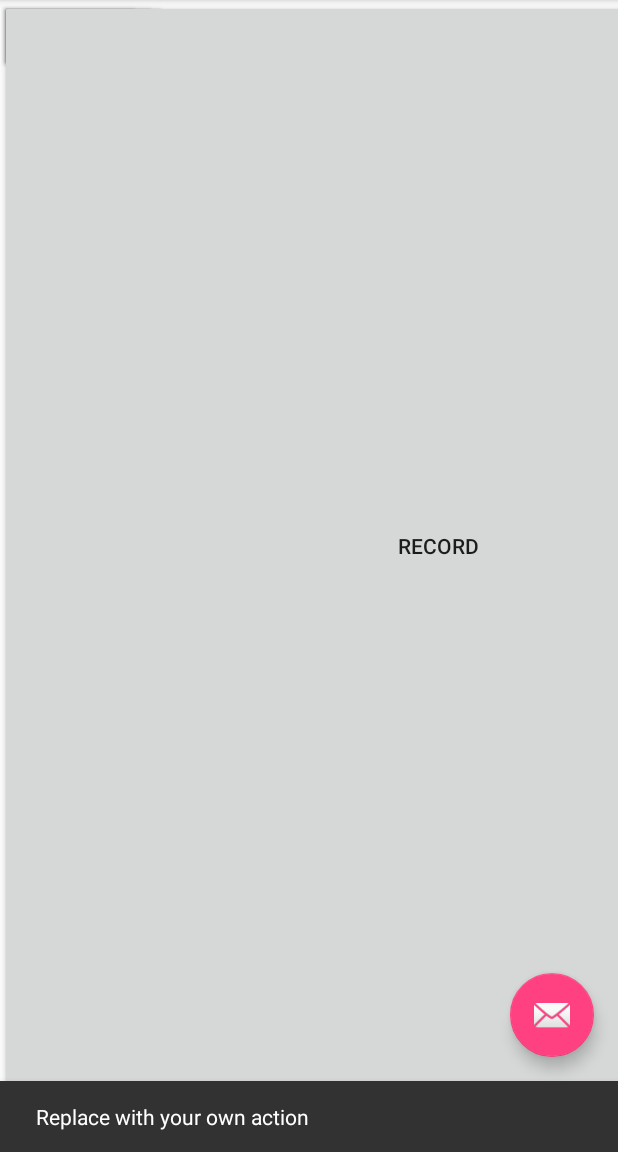
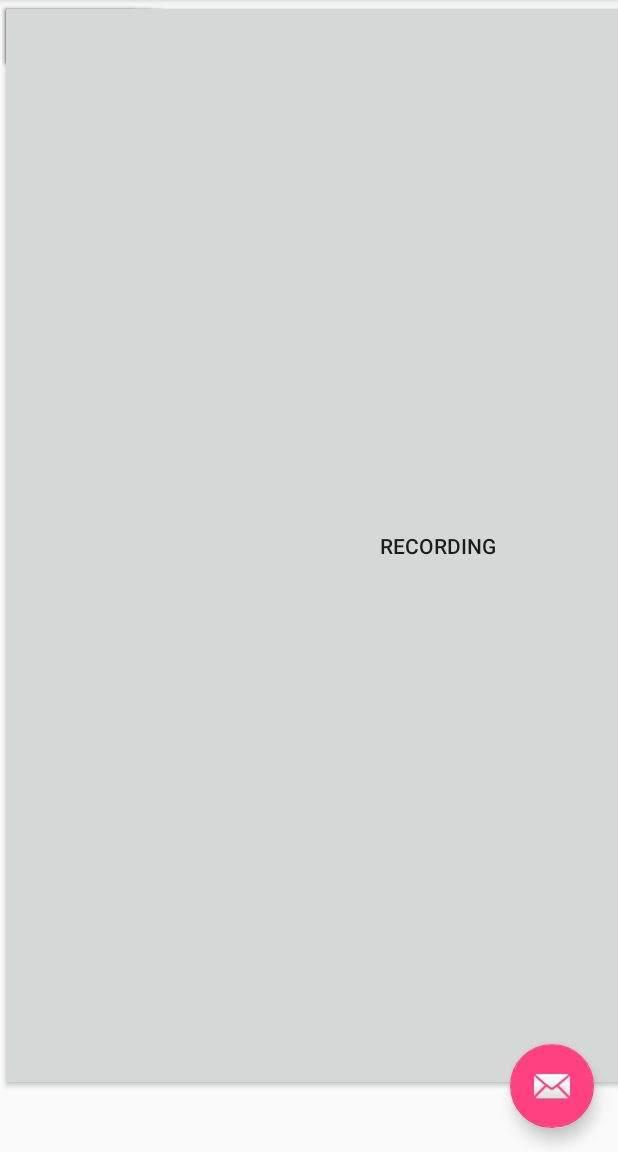
Before and after one commit to packocrayons/LooperPedal, an Android app: the screen it shows after launch (MainActivity), after a tap on "RESTART ALL", on a phone screen of 412 x 824 dp, the part 84-1236 px from its top. Run offline under Robolectric (Android 15) with nearby library versions, the phone set to English and light mode, and no system bars; 1 other tap on this screen came first.

```diff
--- a/app/src/main/AndroidManifest.xml
+++ b/app/src/main/AndroidManifest.xml
@@ -3,6 +3,7 @@
     package="com.example.brydon.looperpedal">
 
     <uses-permission android:name="android.permission.RECORD_AUDIO"/>
+    <uses-permission android:name="android.permission.WRITE_EXTERNAL_STORAGE"/>
     <application
         android:allowBackup="true"
         android:icon="@mipmap/ic_launcher"
@@ -11,7 +12,7 @@
         android:supportsRtl="true"
         android:theme="@style/AppTheme">
         <activity
-            android:name=".MainActivity"
+            android:name="MainActivity"
             android:label="@string/app_name"
             android:theme="@style/AppTheme.NoActionBar">
             <intent-filter>
--- a/app/src/main/java/com/example/brydon/looperpedal/MainActivity.java
+++ b/app/src/main/java/com/example/brydon/looperpedal/MainActivity.java
@@ -13,44 +13,40 @@ import android.view.MenuItem;
 import android.widget.Button;
 
 import java.io.IOException;
+import java.util.ArrayList;
 
 public class MainActivity extends AppCompatActivity {
 
-    private final String baseFilename = "loopRecord";
-
-    Button recordButton = (Button) findViewById(R.id.recordButton);
+    private String baseFilename;
 
     private int numLoops = 0;
+
+    Button recordButton;
     private boolean recordingFlag = false;
 
-    private MediaRecorder spareRecorder = new MediaRecorder(); //this is done so that a new recorder doesn't have to be allocated when a user presses the button, loop recording is time critical
+    private MediaRecorder spareRecorder = null; //this is done so that a new recorder doesn't have to be allocated when a user presses the button, loop recording is time critical
     private MediaRecorder currentRecorder = null;
 
-    private MediaPlayer[] players = new MediaPlayer[3]; //these are global so that a handle can be kept on them.
-
+    private ArrayList<MediaPlayer> players = new ArrayList<>(); //these are global so that a handle can be kept on them.
     @Override
     protected void onCreate(Bundle savedInstanceState) {
         super.onCreate(savedInstanceState);
         setContentView(R.layout.activity_main);
         Toolbar toolbar = (Toolbar) findViewById(R.id.toolbar);
         setSupportActionBar(toolbar);
-
-        FloatingActionButton fab = (FloatingActionButton) findViewById(R.id.fab);
-        fab.setOnClickListener(new View.OnClickListener() {
-            @Override
-            public void onClick(View view) {
-                Snackbar.make(view, "Replace with your own action", Snackbar.LENGTH_LONG)
-                        .setAction("Action", null).show();
-            }
-        });
-        setUpRecorder(spareRecorder); //setup the initial spare recorder
+        spareRecorder = new MediaRecorder();
+        System.out.println("setup recorder returned" + setUpRecorder(spareRecorder)); //setup the initial spare recorder
+        players.add(new MediaPlayer()); //always keep a spare of these as well.
+        baseFilename = getFilesDir().getAbsolutePath() + "/loopRecord";
+        System.out.println(baseFilename);
+        recordButton = (Button) findViewById(R.id.recordButton);
     }
 
 
     private boolean setUpRecorder(MediaRecorder r){
         r.setAudioSource(MediaRecorder.AudioSource.MIC);
         r.setOutputFormat(MediaRecorder.OutputFormat.DEFAULT); //dont really care
-        r.setOutputFile(getExternalCacheDir().getAbsolutePath() + "/" + baseFilename + (++numLoops));
+        r.setOutputFile(baseFilename + (++numLoops));
         r.setAudioEncoder(MediaRecorder.AudioEncoder.DEFAULT); //still dont care
         try{
             r.prepare();
@@ -61,8 +57,13 @@ public class MainActivity extends AppCompatActivity {
         return true;
     }
 
-    public void playLatest(){ //plays 'loopRecord[numloops]'
-
+    public void play(MediaPlayer p){ //preps and plays p
+        try {
+            p.prepare();
+        } catch(java.io.IOException e){
+            e.printStackTrace();
+        }
+        p.start();
     }
 
     public void restartAll(View view){
@@ -87,10 +88,20 @@ public class MainActivity extends AppCompatActivity {
             setUpRecorder(spareRecorder);
             recordingFlag = true;
         } else{ //we were recording, stop recording
+            //first things first, get the track playing as soon as the button is pressed.
+            MediaPlayer p = players.get(players.size()-1); //the last mediaPlayer in the list is free to use
+            try{
+                p.setDataSource(baseFilename + numLoops);
+            } catch (IOException e){
+                e.printStackTrace();
+            }
+            p.setLooping(true); //make it loop
+            play(p);
             recordButton.setText("Record");
             currentRecorder.stop();
             currentRecorder.release(); //we're done with this one now, we don't need it anymore and we made a new one for next time. This is a spot where this recorder could be updated for a new looper but whatever.
             currentRecorder = null; //can't use it anymore it's been released
+
         }
     }
 
```
